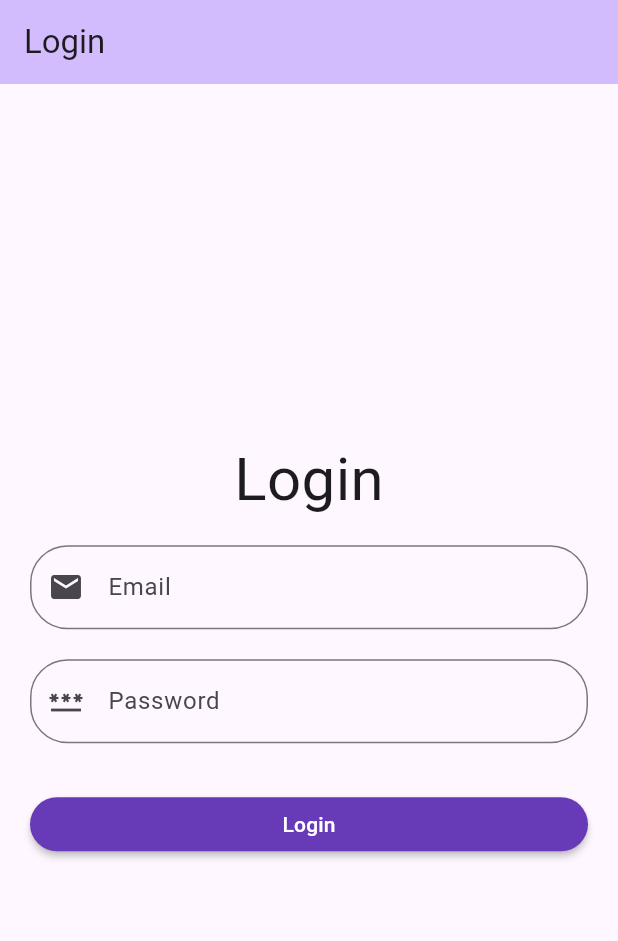
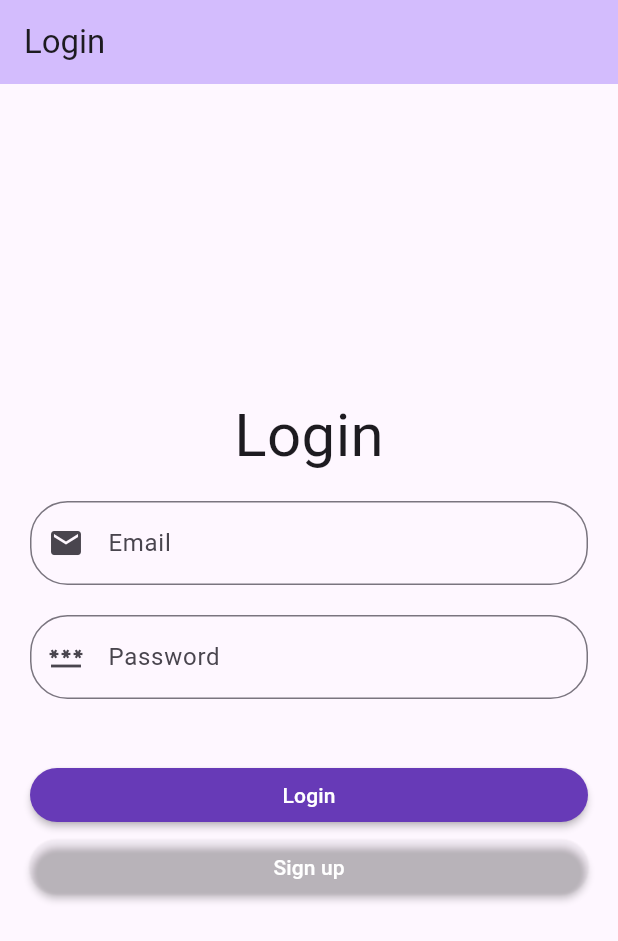
Before and after one commit to yerih/test-flutter, a Flutter app: the screen it shows after launch, on a phone screen of 412 x 824 dp. Shown: the top 941 px of the screen. Run offline on Flutter 3.47's test engine with Material 3 defaults, Android fonts, the phone set to English and light mode, and no system bars; our stand-ins replace firebase_auth, firebase_core; accounts and stored records are empty.

Commit message:
sign in and sign up working with firebase

```diff
--- a/lib/presentation/screens/login.dart
+++ b/lib/presentation/screens/login.dart
@@ -1,8 +1,10 @@
 
 
 
+import 'package:firebase_auth/firebase_auth.dart';
 import 'package:flutter/cupertino.dart';
 import 'package:flutter/material.dart';
+import 'package:myapp/data/auth_service.dart';
 
 class LoginScreen extends StatefulWidget {
   const LoginScreen({super.key, required this.title});
@@ -16,6 +18,46 @@ class LoginScreen extends StatefulWidget {
 
 
 class _LoginScreenState extends State<LoginScreen> {
+
+  final userController = TextEditingController();
+  final passController = TextEditingController();
+  String errorMsg = '';
+
+  void signUp() async {
+    try{
+      await authService.value.createAccount(email: userController.text, password: passController.text);
+      debugPrint("Sign up: user = ${userController.text}, password = ${passController.text}");
+      debugPrint("Sign up success");
+      setState(() {errorMsg = '';});
+    } on FirebaseAuthException catch (e){
+      debugPrint("Sign up failed: ${e.message}. user = ${userController.text}, password = ${passController.text}");
+      setState(() {errorMsg = e.message ?? 'There is an error';});
+    }catch (e){
+      debugPrint("last catch: $e");
+    }
+  }
+
+  void signIn() async {
+    try{
+      await authService.value.signIn(email: userController.text, password: passController.text);
+      debugPrint("Sign in: user = ${userController.text}, password = ${passController.text}");
+      debugPrint("Sign in success");
+      setState(() {errorMsg = '';});
+      authService.value.signOut();
+    } on FirebaseAuthException catch (e){
+      debugPrint("Sign in failed: ${e.message}. user = ${userController.text}, password = ${passController.text}");
+      setState(() {errorMsg = e.message ?? 'There is an error';});
+    } catch (e){
+      debugPrint("last catch: $e");
+    }
+  }
+
+  @override
+  void dispose() {
+    passController.dispose();
+    userController.dispose();
+    super.dispose();
+  }
 
   @override
   Widget build(BuildContext context) {
@@ -40,6 +82,7 @@ class _LoginScreenState extends State<LoginScreen> {
                     ),
                     TextFormField(
                       keyboardType: TextInputType.emailAddress,
+                      controller: userController,
                       textInputAction: TextInputAction.next,
                       decoration: InputDecoration(
                         labelText: 'Email',
@@ -54,6 +97,7 @@ class _LoginScreenState extends State<LoginScreen> {
 
                     TextFormField(
                       keyboardType: TextInputType.emailAddress,
+                      controller: passController,
                       textInputAction: TextInputAction.next,
                       decoration: InputDecoration(
                           labelText: 'Password',
@@ -64,18 +108,30 @@ class _LoginScreenState extends State<LoginScreen> {
                       onChanged: (String value) {},
                       validator: (value) { return value!.isEmpty ? 'Please enter password' : null;},
                     ),
+                    SizedBox(height: 40,),
+                    MaterialButton(
+                      onPressed: signIn,
+                      minWidth: double.infinity,
+                      color: Colors.deepPurple,
+                      textColor: Colors.white,
+                      shape: RoundedRectangleBorder(borderRadius: BorderRadius.circular(18.0)),
+                      child: Text('Login'),
+                    ),
 
-                    Padding(
-                      padding: const EdgeInsets.symmetric(vertical: 30.0),
-                      child: MaterialButton(
-                        onPressed: (){},
-                        minWidth: double.infinity,
-                        color: Colors.deepPurple,
-                        textColor: Colors.white,
-                        shape: RoundedRectangleBorder(borderRadius: BorderRadius.circular(18.0)),
-                        child: Text('Login'),
-                      ),
+                    MaterialButton(
+                      onPressed: signUp,
+                      minWidth: double.infinity,
+                      color: Color.fromARGB(1, 103, 58, 183),
+                      textColor: Colors.white,
+                      shape: RoundedRectangleBorder(borderRadius: BorderRadius.circular(18.0)),
+                      child: Text('Sign up'),
+                    ),
+                    SizedBox(height: 10,),
+                    Text(
+                      errorMsg,
+                      style: TextStyle(color: Colors.redAccent),
                     )
+
                   ],
                 ),
               ),
```
